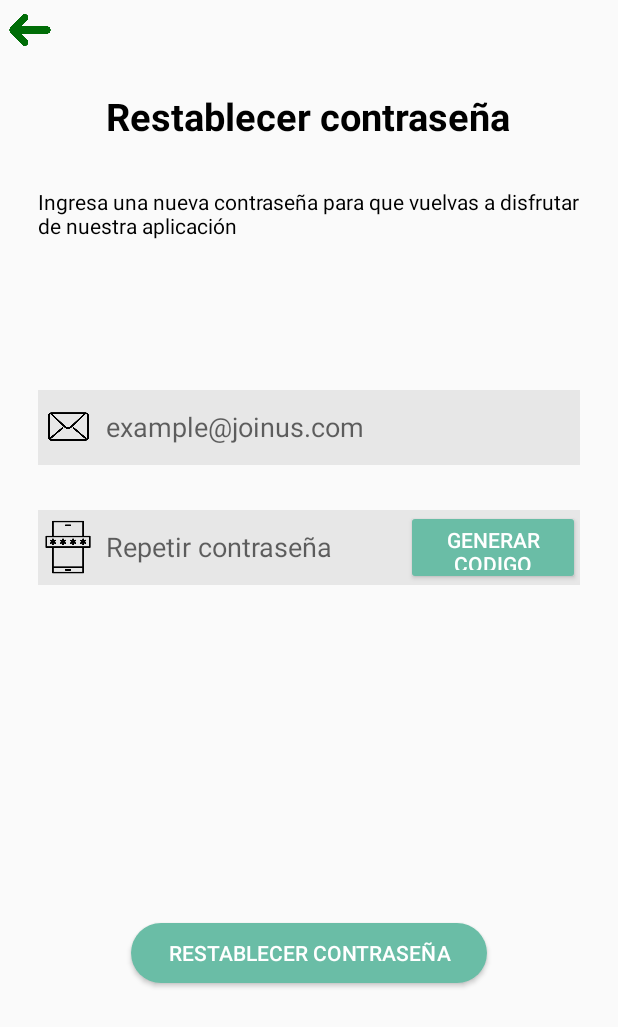
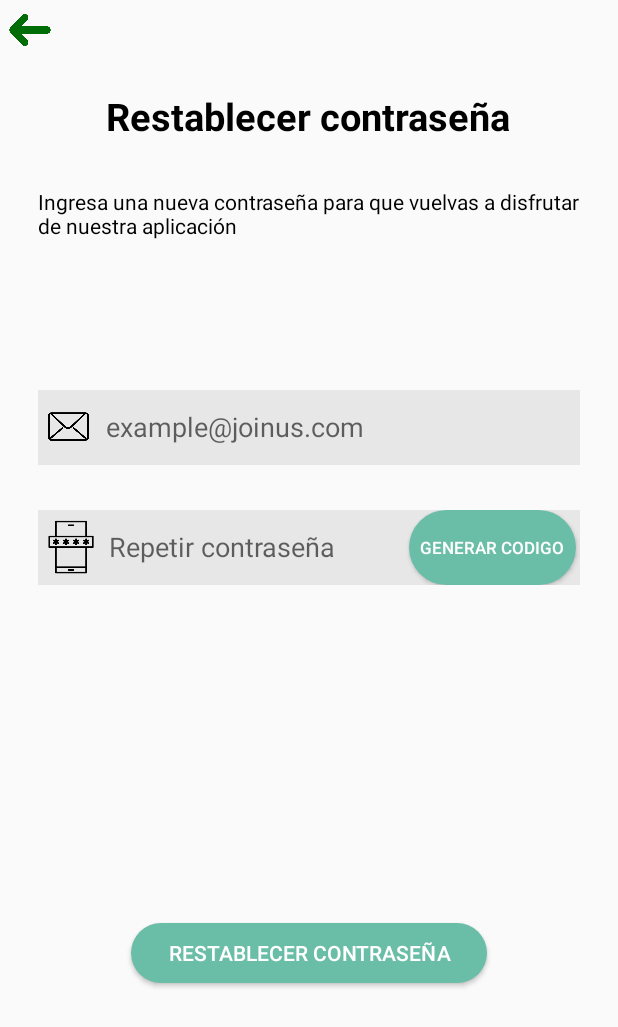
Before and after one commit to 9Michell24/ProyectoFinalEq5, an Android app: the layout activity_contra1.xml on its own in the app's theme, with its tools: preview values and no code run, on a phone screen of 412 x 824 dp. Shown: the top 1027 px of the screen. Run offline under Robolectric (Android 15) with nearby library versions, the phone set to English and light mode, and no system bars.

Commit message:
Ajustes menores en el boton de generar codigo

```diff
--- a/GestionInventarios/app/src/main/res/layout/activity_contra1.xml
+++ b/GestionInventarios/app/src/main/res/layout/activity_contra1.xml
@@ -75,12 +75,13 @@
             android:background="@color/campos_texto"/>
 
         <Button
-            android:layout_width="wrap_content"
+            android:layout_width="111dp"
             android:layout_height="match_parent"
+            android:background="@drawable/round_button"
+            android:backgroundTint="@color/primary1"
             android:text="Generar codigo"
-            android:backgroundTint="@color/primary1"
-            android:textColor="@color/white"/>
-
+            android:textColor="@color/white"
+            android:textSize="11dp" />
 
     </LinearLayout>
 
--- a/GestionInventarios/app/src/main/res/values/strings.xml
+++ b/GestionInventarios/app/src/main/res/values/strings.xml
@@ -8,4 +8,5 @@
     <string name="register">Registrarse</string>
     <string name="restablecer">Restablecer contraseña</string>
     <string name="generar">Generar codigo</string>
+    <string name="confirmar">Confirmar contraseña</string>
 </resources>
```
Also changed, not shown: GestionInventarios/app/src/main/res/layout/activity_contra2.xml (+16 -3 lines).
